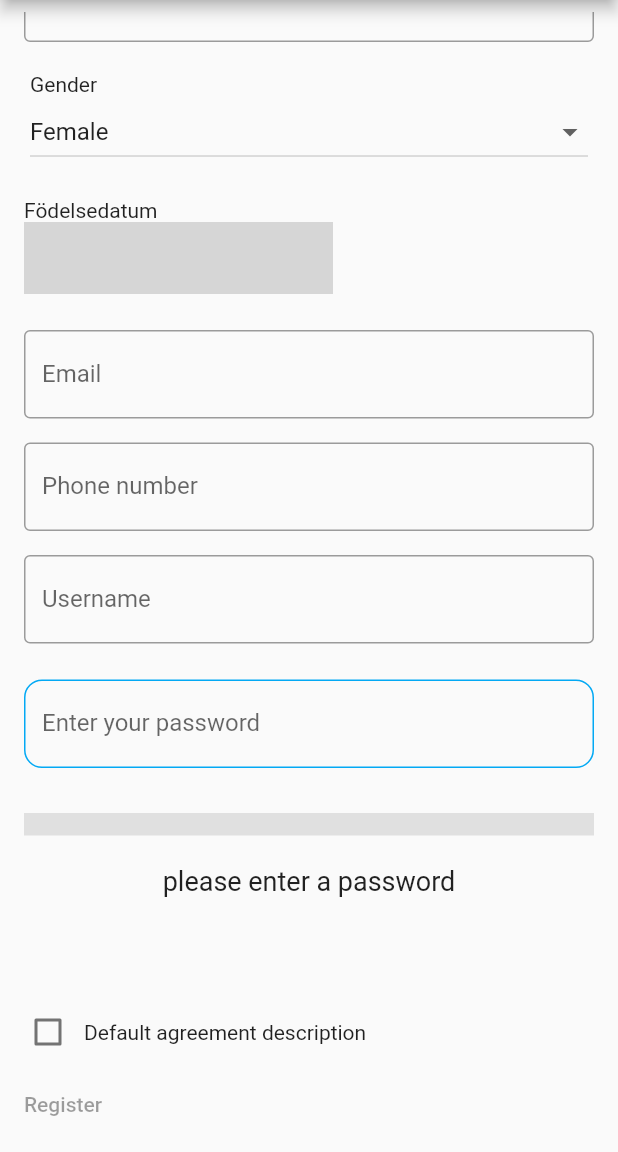
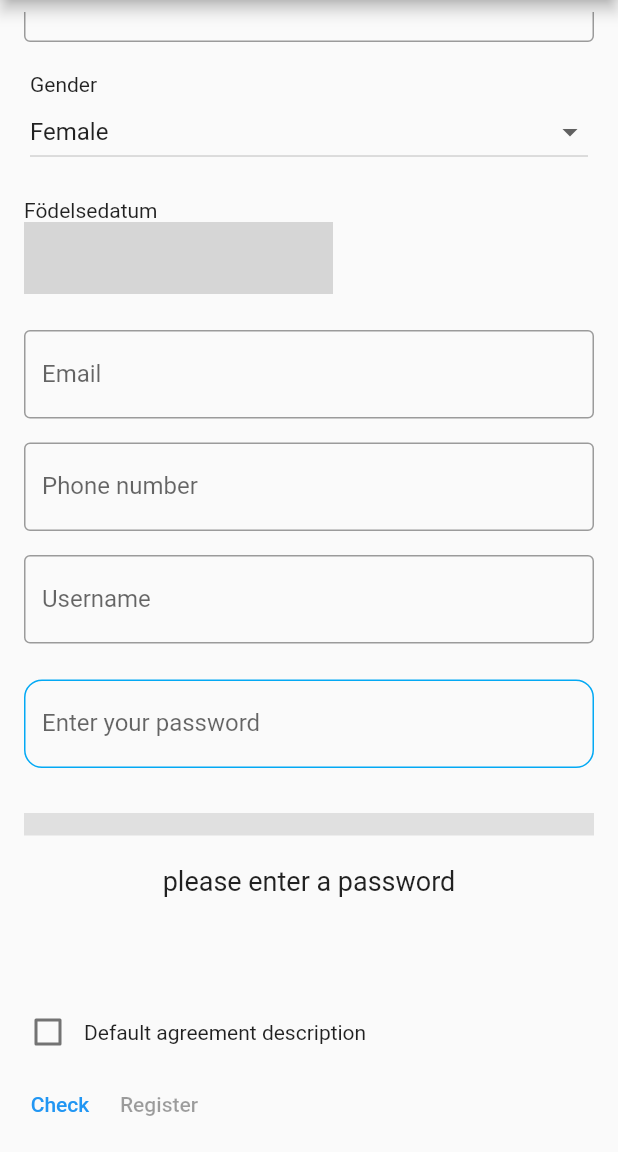
Before and after one commit to jennyrudemo/TDDC73, a Flutter app: the screen it shows after launch, scrolled down 47 dp, on a phone screen of 412 x 824 dp, the part 84-1236 px from its top. Run offline on Flutter 3.47's test engine with Material 2 defaults, Android fonts, the light colour scheme and no system bars; our stand-ins replace flutter_credit_card, graphql_flutter; missing offline and left inert: dropdown_date_picker; grey boxes are pictures that could not be loaded.

Commit message:
Password check works

```diff
--- a/flutter_project/lib/account_registration.dart
+++ b/flutter_project/lib/account_registration.dart
@@ -105,6 +105,7 @@ class _AccountRegistration extends State<AccountRegistration> {
   String emailError = "";
   bool emailValid = false;
   bool passwordAccepted = false;
+  bool allChecksOK = false;
 
   Padding name() {
     return Padding(
@@ -206,12 +207,10 @@ class _AccountRegistration extends State<AccountRegistration> {
     );
   }*/
 
-  PasswordForm password() {
-    return PasswordForm(
-      minlength: 6,
-      acceptablelength: 8,
-    );
-  }
+  PasswordForm password = PasswordForm(
+    minlength: 6,
+    acceptablelength: 8,
+  );
 
   //Birth date picker
   Padding birthdatePicker() {
@@ -259,9 +258,8 @@ class _AccountRegistration extends State<AccountRegistration> {
     );
   }
 
-  //Button
-  TextButton registerAccountButton() {
-    //If the agreement checkbox is not visible, the accepted variable is assumed true
+  //Check button
+  TextButton checkerButton() {
     if (!widget.isAgreementCheckVisible) {
       agreementAccepted = true;
     }
@@ -270,8 +268,29 @@ class _AccountRegistration extends State<AccountRegistration> {
     }
 
     return TextButton(
+      onPressed: () {
+        setState(() {
+          passwordAccepted = password.passwordValid;
+          print(passwordAccepted);
+
+          if (passwordAccepted && emailValid && agreementAccepted) {
+            allChecksOK = true;
+          } else {
+            allChecksOK = false;
+          }
+        });
+      },
+      child: Text('Check'),
+    );
+  }
+
+  //Button
+  TextButton registerAccountButton() {
+    //If the agreement checkbox is not visible, the accepted variable is assumed true
+
+    return TextButton(
       //TODO: check for both agreement bool and password bool
-      onPressed: agreementAccepted && emailValid //&& passwordAccepted
+      onPressed: allChecksOK //&& passwordAccepted
           ? widget.onButtonClick
           : null, //enabled button only if it should be enabled
       child: Text(widget.buttonText),
@@ -305,10 +324,15 @@ class _AccountRegistration extends State<AccountRegistration> {
             //Phone number field
             widget.isPhoneNumberVisible ? phoneNumber() : Container(),
             username(),
-            password(),
+            password,
             //Agreement checkbox
             widget.isAgreementCheckVisible ? checkBoxContainer() : Container(),
-            registerAccountButton(),
+            Row(
+              children: [
+                checkerButton(),
+                registerAccountButton(),
+              ],
+            ),
           ],
         ),
       ),
--- a/flutter_project/lib/password.dart
+++ b/flutter_project/lib/password.dart
@@ -43,7 +43,9 @@ class PasswordFormState extends State<PasswordForm> {
               padding: const EdgeInsets.symmetric(horizontal: 8, vertical: 16),
               child: Column(children: [
                 TextField(
-                    onChanged: (value) => _checkPassword(value),
+                    onChanged: (value) {
+                      _checkPassword(value);
+                    },
                     //controller: passwordController,
                     //onChanged: validate(),
                     obscureText: true,
@@ -98,11 +100,13 @@ class PasswordFormState extends State<PasswordForm> {
       setState(() {
         _strength = 0;
         _displayText = "Please enter your passwords";
+        widget.passwordValid = false;
       });
     } else if (_password.length < widget.minlength) {
       setState(() {
         _strength = 1 / 4;
         _displayText = "Your Password is too short";
+        widget.passwordValid = false;
       });
     } else if (_password.length < widget.acceptablelength) {
       setState(() {
```
